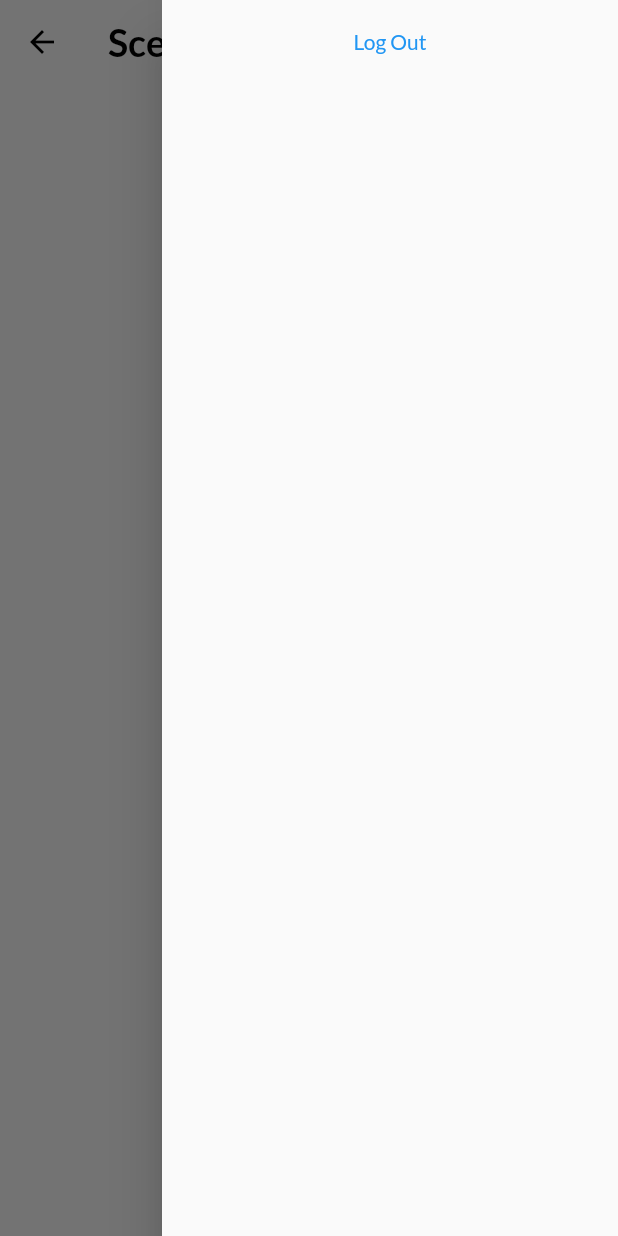
After one commit to NathanaelMartinez/Language-Archive-Language-Learning, a Flutter app: the ContentProviderScenarioScreen screen opened directly, with the side drawer open, on a phone screen of 412 x 824 dp. The commit adds this screen. Run offline on Flutter 3.47's test engine with Material 2 defaults, Android fonts, the phone set to English and light mode, and no system bars; our stand-ins replace group_button.

Commit message:
Added LL + CP individual scenario screens

```diff
--- /dev/null
+++ b/lib/screens/content_provider_scenario_screen.dart
@@ -0,0 +1,48 @@
+import 'package:flutter/material.dart';
+
+class ContentProviderScenarioScreen extends StatefulWidget  {
+  @override
+  State<ContentProviderScenarioScreen> createState() => _ContentProviderScenarioScreenState();
+}
+
+class _ContentProviderScenarioScreenState extends State<ContentProviderScenarioScreen>  {
+  @override
+  Widget build(BuildContext context)  {
+    return Scaffold(
+      appBar: AppBar(
+        title: const Text(
+          'Scenario',
+          style: TextStyle(
+            color: Colors.black,
+            fontWeight: FontWeight.w700,
+            fontSize: 25
+          ),
+        ),
+        centerTitle: false,
+        backgroundColor: Colors.white10,
+        iconTheme: IconThemeData(color: Colors.black),
+        elevation: 0,
+      ),
+      endDrawer: Drawer(
+        child: ListView(
+          children: [
+            // Logout button
+            ListTile(
+              title: TextButton(
+                onPressed: () {
+                  Navigator.of(context).popUntil((route) => route.isFirst);
+                },
+                child: const Text(
+                  'Log Out',
+                  style: TextStyle(
+                    color: Colors.blue
+                  ),
+                )
+              ),
+            )
+          ],
+        )
+      ),
+    );
+  }
+}
--- a/lib/screens/home_login_screen.dart
+++ b/lib/screens/home_login_screen.dart
@@ -32,7 +32,8 @@ class _HomeLoginScreenState extends State<HomeLoginScreen> {
         children: <Widget>[
           const Icon(
             Icons.school,
-            size: 130.0
+            size: 130.0,
+            color: Colors.black,
           ),
           // Title pending...
           const Text(
```
Also changed, not shown: lib/screens/content_provider_selection_screen.dart (+39 -14 lines), lib/screens/language_learner_scenario_screen.dart (added, +48 -0 lines), lib/screens/language_learner_selection_screen.dart (+40 -15 lines), lib/screens/selection_screen.dart (+1 -6 lines).
